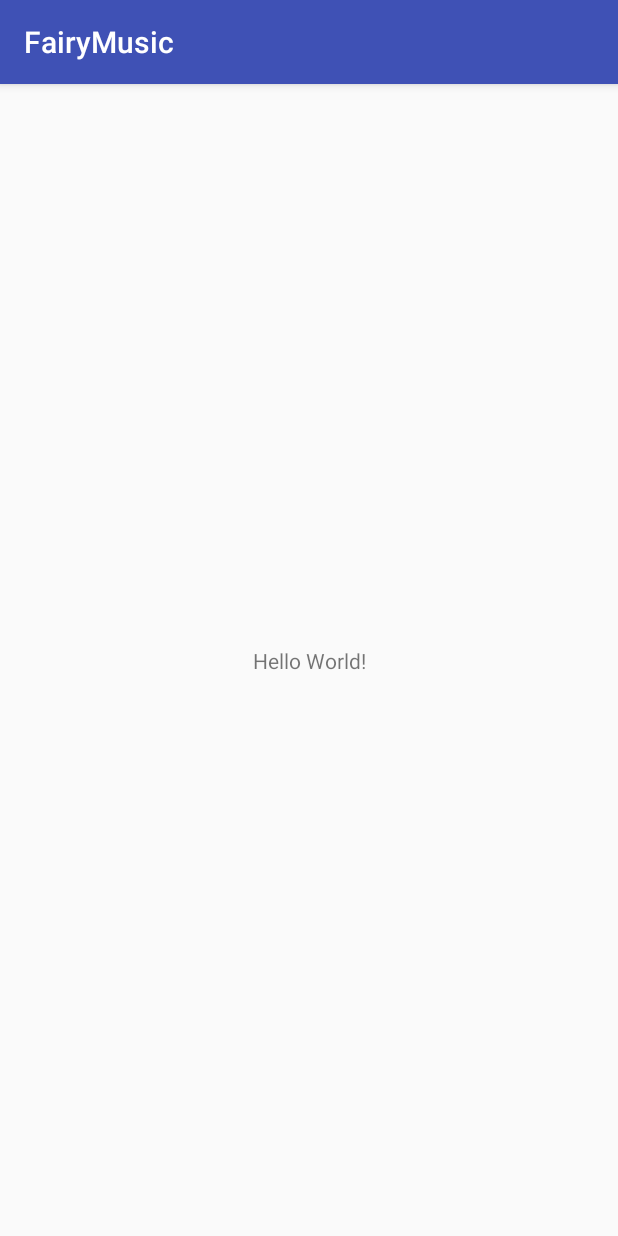
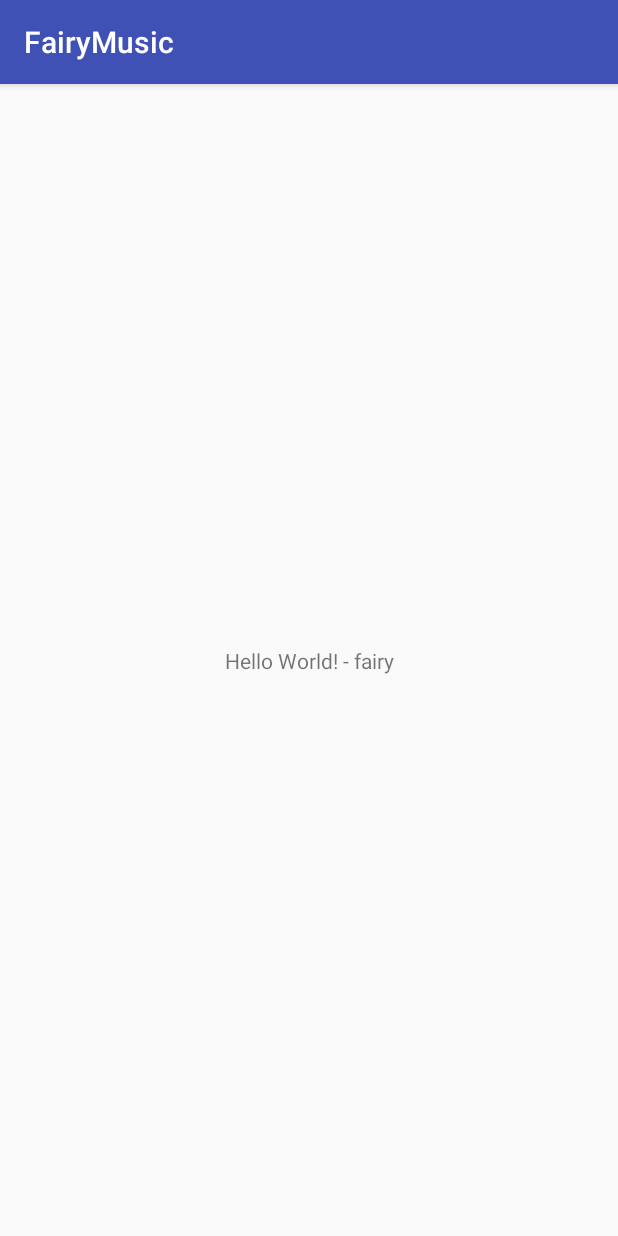
Before and after one commit to euntas/FairyMusic, an Android app: the screen it shows after launch (MainActivity), on a phone screen of 412 x 824 dp. Run offline under Robolectric (Android 15) with nearby library versions, the light colour scheme and no system bars.

Commit message:
첫 테스트 - euntas

```diff
--- a/app/src/main/res/layout/activity_main.xml
+++ b/app/src/main/res/layout/activity_main.xml
@@ -9,7 +9,7 @@
     <TextView
         android:layout_width="wrap_content"
         android:layout_height="wrap_content"
-        android:text="Hello World!"
+        android:text="Hello World! - fairy"
         app:layout_constraintBottom_toBottomOf="parent"
         app:layout_constraintLeft_toLeftOf="parent"
         app:layout_constraintRight_toRightOf="parent"
```
